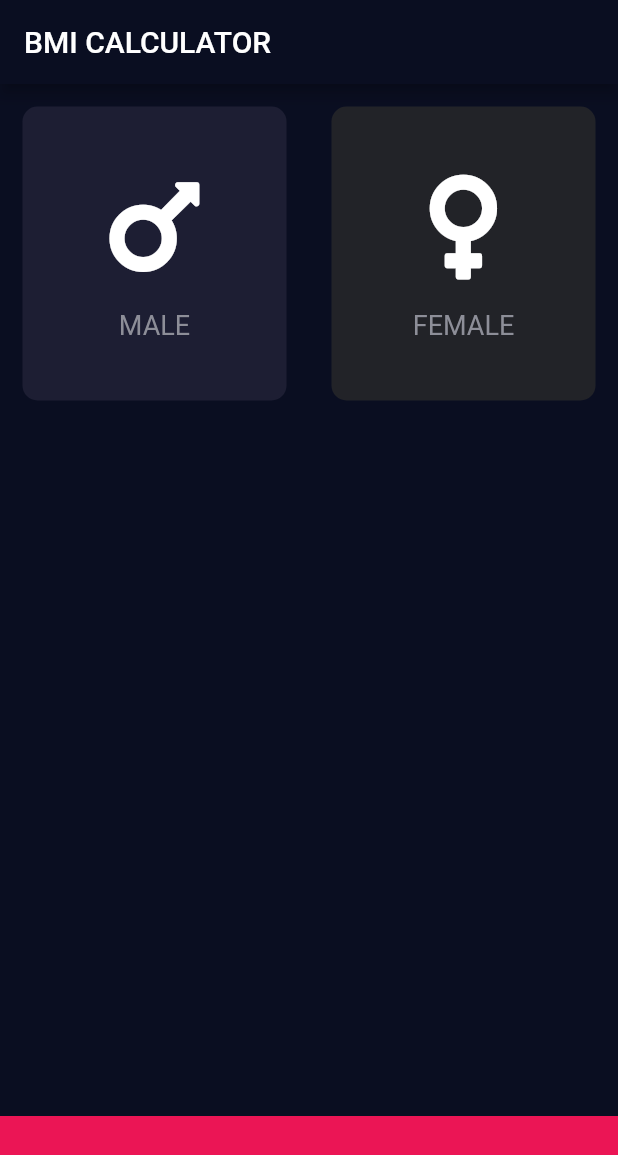
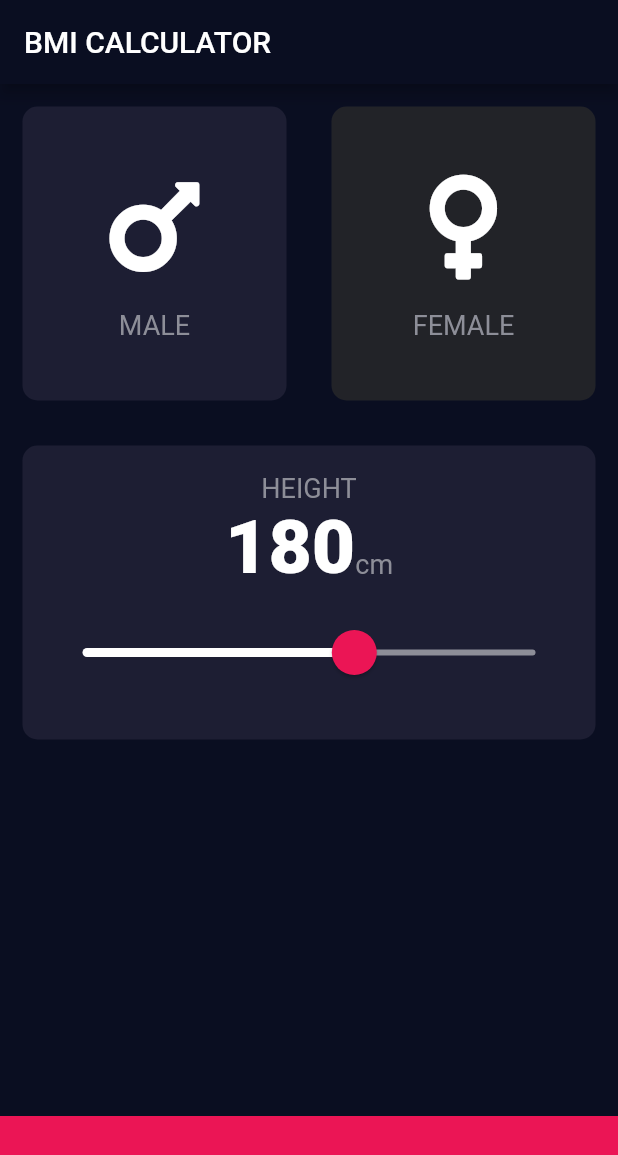
Before and after one commit to TrongBinhLe/flutter-BMI_Caculator, a Flutter app: the screen it shows after launch, after a tap on "MALE", on a phone screen of 412 x 824 dp. Shown: the top 1155 px of the screen. Run offline on Flutter 3.47's test engine with Material 2 defaults, Android fonts, the phone set to English and light mode, and no system bars; our stand-ins replace font_awesome_flutter.

Commit message:
Flutter Slider Widget

```diff
--- /dev/null
+++ b/lib/contants.dart
@@ -0,0 +1,17 @@
+import 'package:flutter/material.dart';
+
+const kBottomContainerColor = Color(0xFFEB1555);
+const kBottomContainerHeight = 80.0;
+
+const kActiveCardColor = Color(0xFF1D1E33);
+const kInactiveCardColor = Color(0xFF222328);
+
+const kLabelTextStyle = TextStyle(
+  fontSize: 18.0,
+  color: Color(0xFF8D8E98),
+);
+
+const kNumberTextStyle = TextStyle(
+  fontSize: 50.0,
+  fontWeight: FontWeight.w900,
+);
--- a/lib/icon_content.dart
+++ b/lib/icon_content.dart
@@ -1,9 +1,5 @@
 import 'package:flutter/material.dart';
-
-const labelTextStyle = TextStyle(
-  fontSize: 18.0,
-  color: Color(0xFF8D8E98),
-);
+import './contants.dart';
 
 class IconContent extends StatelessWidget {
   IconContent({@required this.icon, @required this.label});
@@ -23,7 +19,7 @@ class IconContent extends StatelessWidget {
       ),
       Text(
         label,
-        style: labelTextStyle,
+        style: kLabelTextStyle,
       ),
     ]);
   }
--- a/lib/input_page.dart
+++ b/lib/input_page.dart
@@ -1,12 +1,14 @@
+import 'package:flutter/gestures.dart';
 import 'package:flutter/material.dart';
 import 'package:font_awesome_flutter/font_awesome_flutter.dart';
 import './reusable_card.dart';
 import './icon_content.dart';
+import './contants.dart';
 
-const bottomContainerColor = Color(0xFFEB1555);
-const bottomContainerHeight = 80.0;
-const activeCardColor = Color(0xFF1D1E33);
-const inactiveCardColor = Color(0xFF222328);
+enum Gender {
+  male,
+  female,
+}
 
 class InputPage extends StatefulWidget {
   @override
@@ -14,30 +16,33 @@ class InputPage extends StatefulWidget {
 }
 
 class _InputPageState extends State<InputPage> {
-  Color maleCardColor = inactiveCardColor;
-  Color femaleCardColor = inactiveCardColor;
+  Gender selectedGender;
+  int height = 180;
+
+  // Color maleCardColor = inactiveCardColor;
+  // Color femaleCardColor = inactiveCardColor;
 
   // 1 = male, 2 = female
-  void updateColour(int gender) {
+  // void updateColour(Gender selectedGender) {
   //male card pressed
 
-    if (gender == 1) {
-      if (maleCardColor == inactiveCardColor) {
-        maleCardColor = activeCardColor;
-        femaleCardColor = inactiveCardColor;
-      } else {
-        maleCardColor = inactiveCardColor;
-      }
-    }
-    if (gender == 2) {
-      if (femaleCardColor == inactiveCardColor) {
-        femaleCardColor = activeCardColor;
-        maleCardColor = inactiveCardColor;
-      } else {
-        femaleCardColor = inactiveCardColor;
-      }
-    }
-  }
+  // if (selectedGender == Gender.male) {
+  //   if (maleCardColor == inactiveCardColor) {
+  //     maleCardColor = activeCardColor;
+  //     femaleCardColor = inactiveCardColor;
+  //   } else {
+  //     maleCardColor = inactiveCardColor;
+  //   }
+  // }
+  // if (selectedGender == Gender.female) {
+  //   if (femaleCardColor == inactiveCardColor) {
+  //     femaleCardColor = activeCardColor;
+  //     maleCardColor = inactiveCardColor;
+  //   } else {
+  //     femaleCardColor = inactiveCardColor;
+  //   }
+  // }
+  // }
 
   @override
   Widget build(BuildContext context) {
@@ -46,41 +51,40 @@ class _InputPageState extends State<InputPage> {
         title: Text('BMI CALCULATOR'),
       ),
       body: Column(
+        crossAxisAlignment: CrossAxisAlignment.stretch,
         children: [
           Expanded(
             child: Row(
               children: [
                 Expanded(
-                  child: GestureDetector(
-                    onTap: () {
+                  child: ReusableCard(
+                    onPress: () {
                       setState(() {
-                        updateColour(1);
+                        selectedGender = Gender.male;
                       });
-                      print('Male card was pressed');
                     },
-                    child: ReusableCard(
-                      colour: maleCardColor,
+                    colour: selectedGender == Gender.male
+                        ? kActiveCardColor
+                        : kInactiveCardColor,
                     childCard: IconContent(
                       icon: FontAwesomeIcons.mars,
                       label: 'MALE',
                     ),
                   ),
                 ),
-                ),
                 Expanded(
-                  child: GestureDetector(
-                    onTap: () {
+                  child: ReusableCard(
+                    onPress: () {
                       setState(() {
-                        updateColour(2);
+                        selectedGender = Gender.female;
                       });
-                      print('Female card was pressed');
                     },
-                    child: ReusableCard(
-                      colour: femaleCardColor,
+                    colour: selectedGender == Gender.female
+                        ? kActiveCardColor
+                        : kInactiveCardColor,
                     childCard: IconContent(
                       icon: FontAwesomeIcons.venus,
                       label: 'FEMALE',
-                      ),
                     ),
                   ),
                 ),
@@ -88,7 +92,55 @@ class _InputPageState extends State<InputPage> {
             ),
           ),
           Expanded(
-            child: ReusableCard(),
+            child: ReusableCard(
+              colour: kActiveCardColor,
+              childCard: Column(
+                mainAxisAlignment: MainAxisAlignment.center,
+                children: [
+                  Text(
+                    'HEIGHT',
+                    style: kLabelTextStyle,
+                  ),
+                  Row(
+                    mainAxisAlignment: MainAxisAlignment.center,
+                    crossAxisAlignment: CrossAxisAlignment.baseline,
+                    textBaseline: TextBaseline.alphabetic,
+                    children: [
+                      Text(
+                        height.toString(),
+                        style: kNumberTextStyle,
+                      ),
+                      Text(
+                        'cm',
+                        style: kLabelTextStyle,
+                      ),
+                    ],
+                  ),
+                  SliderTheme(
+                    data: SliderTheme.of(context).copyWith(
+                      inactiveTrackColor: Color(0xFF8D8E98),
+                      activeTrackColor: Colors.white,
+                      overlayColor: Color(0x1FEB1555),
+                      thumbColor: Color(0xFFEB1555),
+                      thumbShape:
+                          RoundSliderThumbShape(enabledThumbRadius: 15.0),
+                      overlayShape: RoundSliderOverlayShape(overlayRadius: 40),
+                    ),
+                    child: Slider(
+                      value: height.toDouble(),
+                      min: 120.0,
+                      max: 220.0,
+                      onChanged: (double newValue) {
+                        setState(() {
+                          height = newValue.round();
+                        });
+                        print(newValue);
+                      },
+                    ),
+                  )
+                ],
+              ),
+            ),
           ),
           Expanded(
             child: Row(
@@ -103,10 +155,10 @@ class _InputPageState extends State<InputPage> {
             ),
           ),
           Container(
-            color: bottomContainerColor,
+            color: kBottomContainerColor,
             margin: EdgeInsets.only(top: 10.0),
             width: double.infinity,
-            height: bottomContainerHeight,
+            height: kBottomContainerHeight,
           ),
         ],
       ),
--- a/lib/reusable_card.dart
+++ b/lib/reusable_card.dart
@@ -4,18 +4,23 @@ class ReusableCard extends StatelessWidget {
   ReusableCard({
     @required this.colour,
     @required this.childCard,
+    @required this.onPress,
   });
 
   final Color colour;
   final Widget childCard;
+  final Function onPress;
   @override
   Widget build(BuildContext context) {
-    return Container(
-      child: childCard,
-      margin: EdgeInsets.all(15.0),
-      decoration: BoxDecoration(
-        color: colour,
-        borderRadius: BorderRadius.circular(10.0),
+    return GestureDetector(
+      onTap: onPress,
+      child: Container(
+        child: childCard,
+        margin: EdgeInsets.all(15.0),
+        decoration: BoxDecoration(
+          color: colour,
+          borderRadius: BorderRadius.circular(10.0),
+        ),
       ),
     );
   }
```
Lines whose indentation alone changed are shown as unchanged.
